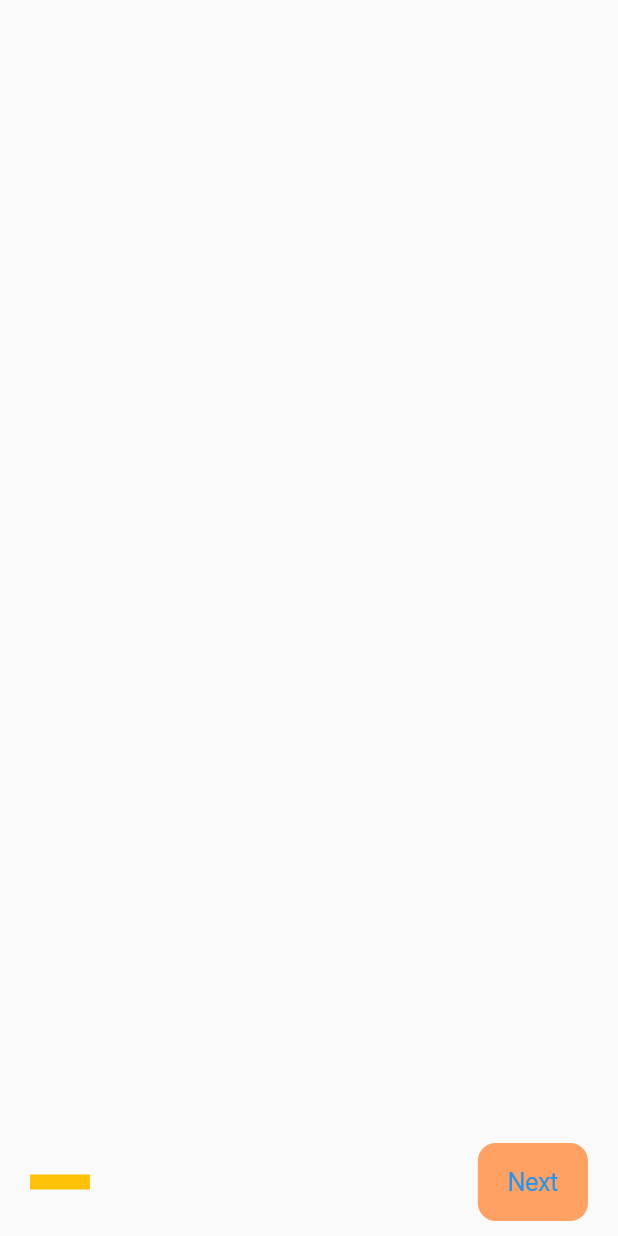
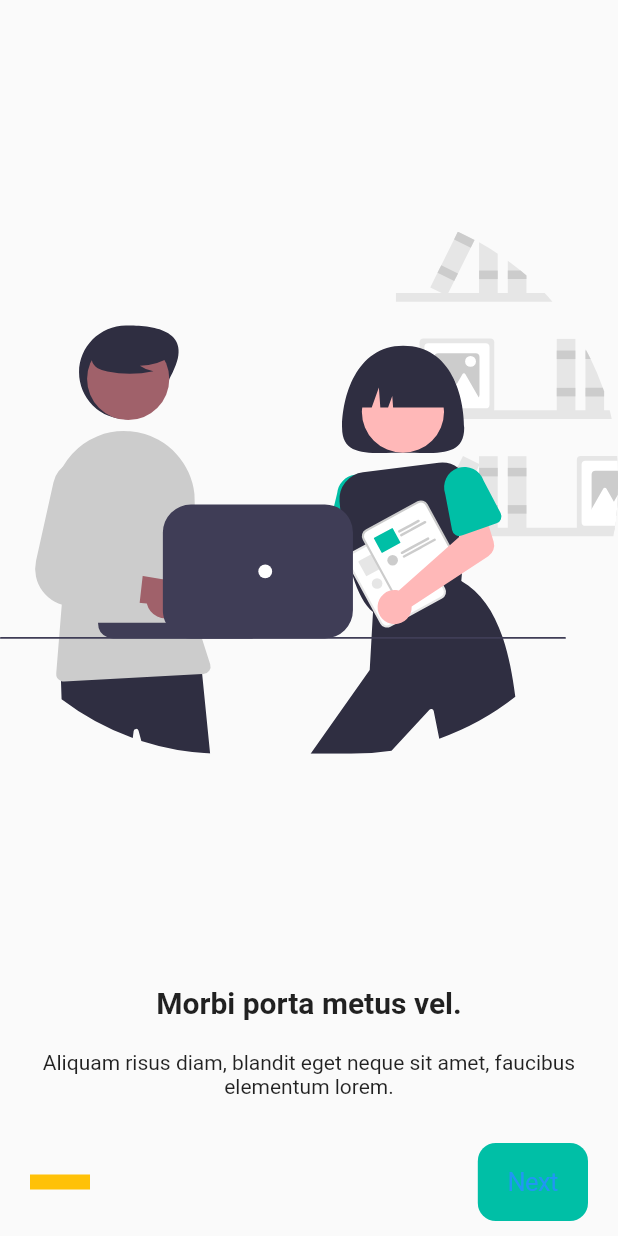
Before and after one commit to leoCardosoDev/flutter_project_unit_test, a Flutter app: the screen it shows after launch, on a phone screen of 412 x 824 dp. Run offline on Flutter 3.47's test engine with Material 2 defaults, Android fonts, the phone set to English and light mode, and no system bars; our stand-ins replace flutter_svg.

Commit message:
feat: add onboarding SVG

```diff
--- a/lib/controllers/onboarding/onboarding_controller.dart
+++ b/lib/controllers/onboarding/onboarding_controller.dart
@@ -1,3 +1,26 @@
 import 'package:flutter/foundation.dart' show ChangeNotifier;
 
-class OnboardingController extends ChangeNotifier {}
+import '../../data/models/onboardingitem.dart';
+
+class OnboardingController extends ChangeNotifier {
+  final List<OnboardingItem> items = [
+    OnboardingItem(
+      image: "assets/svg/pages/onboarding/slider_1.svg",
+      title: "Morbi porta metus vel.",
+      description:
+          "Aliquam risus diam, blandit eget neque sit amet, faucibus elementum lorem.",
+    ),
+    OnboardingItem(
+      image: "assets/svg/pages/onboarding/slider_2.svg",
+      title: "Curabitur mi lacus, aliquam et.",
+      description:
+          "Morbi porta metus vel nibh suscipit viverra faucibus elementum lorem.",
+    ),
+    OnboardingItem(
+      image: "assets/svg/pages/onboarding/slider_3.svg",
+      title: "Cras non dapibus tellus.",
+      description:
+          "Donec a ex laoreet augue consectetur dignissim mauris, sollicitudin et ligula eu.",
+    ),
+  ];
+}
--- /dev/null
+++ b/lib/data/models/onboardingitem.dart
@@ -0,0 +1,11 @@
+import 'package:meta/meta.dart' show required;
+
+class OnboardingItem {
+  final String image, title, description;
+
+  OnboardingItem({
+    @required this.image,
+    @required this.title,
+    @required this.description,
+  });
+}
--- a/lib/my_app.dart
+++ b/lib/my_app.dart
@@ -7,6 +7,7 @@ class MyApp extends StatelessWidget {
   Widget build(BuildContext context) {
     return MaterialApp(
       title: 'Flutter Demo',
+      debugShowCheckedModeBanner: false,
       theme: ThemeData(
         primarySwatch: Colors.blue,
         visualDensity: VisualDensity.adaptivePlatformDensity,
--- a/lib/pages/onboarding/onboarding_page.dart
+++ b/lib/pages/onboarding/onboarding_page.dart
@@ -3,7 +3,7 @@ import 'package:flutter/material.dart';
 import 'package:provider/provider.dart';
 
 import '../../controllers/onboarding/onboarding_controller.dart';
-import 'widgets/buttons_controls_widget.dart';
+import 'widgets/widgets.dart';
 
 class OnboardingPage extends StatelessWidget {
   @override
@@ -16,9 +16,7 @@ class OnboardingPage extends StatelessWidget {
             width: double.infinity,
             child: Column(
               children: [
-                Expanded(
-                  child: Container(),
-                ),
+                OnboardingSlide(),
                 OnboardingControls(),
               ],
             ),
--- /dev/null
+++ b/lib/pages/onboarding/widgets/slider.dart
@@ -0,0 +1,43 @@
+import 'package:flutter/material.dart';
+import 'package:provider/provider.dart';
+import 'package:flutter_svg/svg.dart';
+
+import '../../../data/models/onboardingitem.dart';
+import '../../../controllers/onboarding/onboarding_controller.dart';
+
+class OnboardingSlide extends StatelessWidget {
+  @override
+  Widget build(BuildContext context) {
+    final OnboardingController controller =
+        Provider.of<OnboardingController>(context, listen: false);
+    return Expanded(
+      child: PageView(
+        children: List.generate(controller.items.length, (index) {
+          final OnboardingItem item = controller.items[index];
+          return Container(
+            child: Column(
+              mainAxisAlignment: MainAxisAlignment.center,
+              children: [
+                Expanded(child: SvgPicture.asset(item.image)),
+                Text(
+                  item.title,
+                  textAlign: TextAlign.center,
+                  style: TextStyle(
+                    fontWeight: FontWeight.bold,
+                    fontSize: 20,
+                  ),
+                ),
+                SizedBox(height: 20),
+                Text(
+                  item.description,
+                  textAlign: TextAlign.center,
+                ),
+                SizedBox(height: 20),
+              ],
+            ),
+          );
+        }),
+      ),
+    );
+  }
+}
--- /dev/null
+++ b/lib/pages/onboarding/widgets/widgets.dart
@@ -0,0 +1,2 @@
+export 'buttons_controls_widget.dart';
+export 'slider.dart';
--- a/lib/utils/theme_version_colors.dart
+++ b/lib/utils/theme_version_colors.dart
@@ -1,6 +1,6 @@
 import 'package:flutter/widgets.dart' show Color;
 
 abstract class ThemeVersionColor {
-  static const primaryColor = Color(0xffFFA163);
+  static const primaryColor = Color(0xff00BFA6);
   static const greyColor = Color(0xfffdfdfd);
 }
--- a/pubspec.yaml
+++ b/pubspec.yaml
@@ -51,9 +51,8 @@ flutter:
   uses-material-design: true
 
   # To add assets to your application, add an assets section, like this:
-  # assets:
-  #   - images/a_dot_burr.jpeg
-  #   - images/a_dot_ham.jpeg
+  assets:
+    - assets/svg/pages/onboarding/
 
   # An image asset can refer to one or more resolution-specific "variants", see
   # https://flutter.dev/assets-and-images/#resolution-aware.
```
Also changed, not shown: assets/svg/pages/onboarding/slider_1.svg (added), assets/svg/pages/onboarding/slider_2.svg (added), assets/svg/pages/onboarding/slider_3.svg (added), 1 other file.
